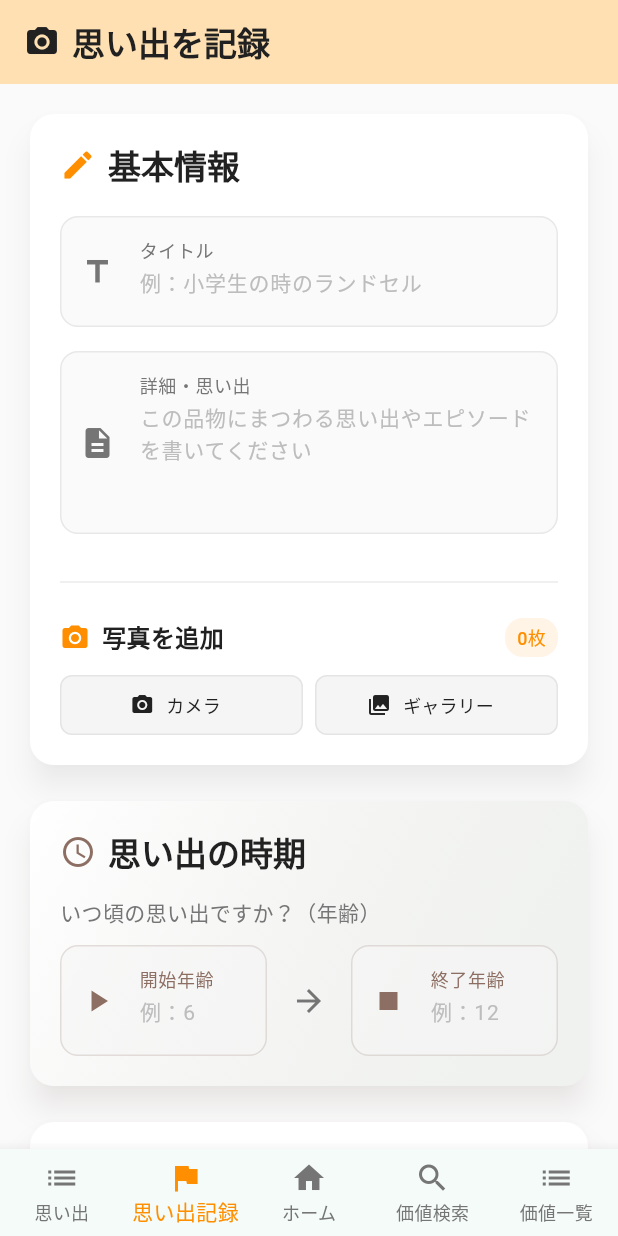
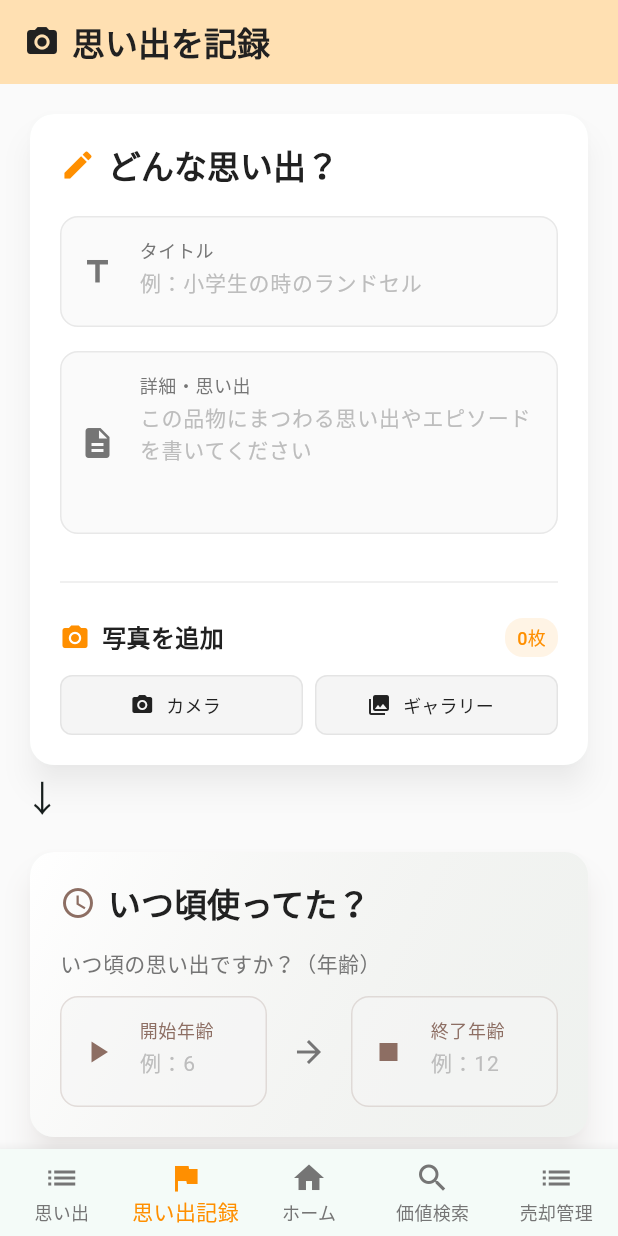
Before and after one commit to team-nup/2025-katazuke-frontend-app-ai-agent-hackathon, a Flutter app: the screen it shows after launch, item 2 of the bottom bar chosen, on a phone screen of 412 x 824 dp. Run offline on Flutter 3.47's test engine with Material 3 defaults, Android fonts, the phone set to English and light mode, and no system bars; our stand-ins replace flutter_dotenv, image_picker, sqflite; accounts and stored records are empty.

Commit message:
UI改善のための文章変更

```diff
--- a/lib/features/components/memory_card.dart
+++ b/lib/features/components/memory_card.dart
@@ -19,7 +19,7 @@ class MemoryCard extends StatelessWidget {
   Widget build(BuildContext context) {
     return Card(
       elevation: 4,
-      shadowColor: Colors.grey.withOpacity(0.2),
+      color: AppColors.surface,
       shape: RoundedRectangleBorder(
         borderRadius: BorderRadius.circular(12),
       ),
--- a/lib/features/screen/home/components/shared/quick_actions_card.dart
+++ b/lib/features/screen/home/components/shared/quick_actions_card.dart
@@ -83,7 +83,7 @@ class QuickActionsCard extends StatelessWidget {
               child: QuickActionItem(
                 onPressed: onRandomMemory,
                 icon: Icons.shuffle,
-                title: 'ランダム思い出',
+                title: 'ランダムに思い出を閲覧',
                 color: AppColors.success,
                 isWide: true,
               ),
--- a/lib/features/screen/main/main_screen.dart
+++ b/lib/features/screen/main/main_screen.dart
@@ -57,7 +57,7 @@ class _MainScreenState extends State<MainScreen> {
           ),
           BottomNavigationBarItem(
             icon: Icon(Icons.list),
-            label: '価値一覧',
+            label: '売却管理',
           ),
         ],
       ),
--- a/lib/features/screen/memory_record/components/shared/age_card.dart
+++ b/lib/features/screen/memory_record/components/shared/age_card.dart
@@ -48,11 +48,11 @@ class AgeCard extends StatelessWidget {
                 ),
                 const SizedBox(width: 8),
                 Text(
-                  '思い出の時期',
+                  'いつ頃使ってた？',
                   style: Theme.of(context).textTheme.titleLarge?.copyWith(
-                    fontWeight: FontWeight.bold,
-                    color: AppColors.textPrimary,
-                  ),
+                        fontWeight: FontWeight.bold,
+                        color: AppColors.textPrimary,
+                      ),
                 ),
               ],
             ),
@@ -60,8 +60,8 @@ class AgeCard extends StatelessWidget {
             Text(
               'いつ頃の思い出ですか？（年齢）',
               style: Theme.of(context).textTheme.bodyMedium?.copyWith(
-                color: AppColors.textSecondary,
-              ),
+                    color: AppColors.textSecondary,
+                  ),
             ),
             const SizedBox(height: 12),
             Row(
--- a/lib/features/screen/memory_record/components/shared/basic_info_card.dart
+++ b/lib/features/screen/memory_record/components/shared/basic_info_card.dart
@@ -50,11 +50,11 @@ class BasicInfoCard extends StatelessWidget {
                 ),
                 const SizedBox(width: 8),
                 Text(
-                  '基本情報',
+                  'どんな思い出？',
                   style: Theme.of(context).textTheme.titleLarge?.copyWith(
-                    fontWeight: FontWeight.bold,
-                    color: AppColors.textPrimary,
-                  ),
+                        fontWeight: FontWeight.bold,
+                        color: AppColors.textPrimary,
+                      ),
                 ),
               ],
             ),
--- a/lib/features/screen/memory_record/components/shared/memory_form.dart
+++ b/lib/features/screen/memory_record/components/shared/memory_form.dart
@@ -53,12 +53,20 @@ class MemoryForm extends StatelessWidget {
           onPickFromGallery: onPickFromGallery,
           onRemovePhoto: onRemovePhoto,
         ),
+        Text(
+          "↓",
+          style: TextStyle(fontSize: 24),
+        ),
         const SizedBox(height: 16),
         AgeCard(
           startAge: startAge,
           endAge: endAge,
           onStartAgeChanged: onStartAgeChanged,
           onEndAgeChanged: onEndAgeChanged,
+        ),
+        Text(
+          "↓",
+          style: TextStyle(fontSize: 24),
         ),
         const SizedBox(height: 16),
         StatusCard(
@@ -68,5 +76,4 @@ class MemoryForm extends StatelessWidget {
       ],
     );
   }
-
 }
--- a/lib/features/screen/memory_record/components/shared/status_card.dart
+++ b/lib/features/screen/memory_record/components/shared/status_card.dart
@@ -38,7 +38,7 @@ class StatusCard extends StatelessWidget {
                 ),
                 const SizedBox(width: 8),
                 Text(
-                  '思い出のステータス',
+                  '思い出をどうする？',
                   style: Theme.of(context).textTheme.titleLarge?.copyWith(
                         fontWeight: FontWeight.bold,
                         color: AppColors.textPrimary,
@@ -58,7 +58,7 @@ class StatusCard extends StatelessWidget {
     return Column(
       children: [
         _buildStatusOption(
-          title: '保管中',
+          title: '保管する',
           subtitle: '手元におく思い出の品',
           icon: Icons.home,
           value: MemoryStatus.keeping,
@@ -66,7 +66,7 @@ class StatusCard extends StatelessWidget {
         ),
         const SizedBox(height: 12),
         _buildStatusOption(
-          title: '処分済み',
+          title: '処分する',
           subtitle: '手放す思い出の品',
           icon: Icons.check_circle,
           value: MemoryStatus.disposed,
--- a/lib/features/screen/value_view/components/list/value_item.dart
+++ b/lib/features/screen/value_view/components/list/value_item.dart
@@ -91,7 +91,7 @@ class ValueItem extends StatelessWidget {
                     ],
                     if (valueSearch.value != null) ...[
                       Text(
-                        '推定価値: ¥${valueSearch.value!.toString().replaceAllMapped(RegExp(r'(\d{1,3})(?=(\d{3})+(?!\d))'), (Match m) => '${m[1]},')}',
+                        '価値: ¥${valueSearch.value!.toString().replaceAllMapped(RegExp(r'(\d{1,3})(?=(\d{3})+(?!\d))'), (Match m) => '${m[1]},')}',
                         style: Theme.of(context).textTheme.bodySmall?.copyWith(
                               color: Colors.green[700],
                               fontWeight: FontWeight.bold,
--- a/lib/features/screen/value_view/pages/value_list_page.dart
+++ b/lib/features/screen/value_view/pages/value_list_page.dart
@@ -29,7 +29,7 @@ class ValueListPage extends StatelessWidget {
   Widget build(BuildContext context) {
     return Scaffold(
       appBar: AppBarComponent(
-        title: '価値分析 ($totalCount)',
+        title: '売却管理 ($totalCount)',
         titleIcon: Icons.analytics,
       ),
       body: ValueList(
```
